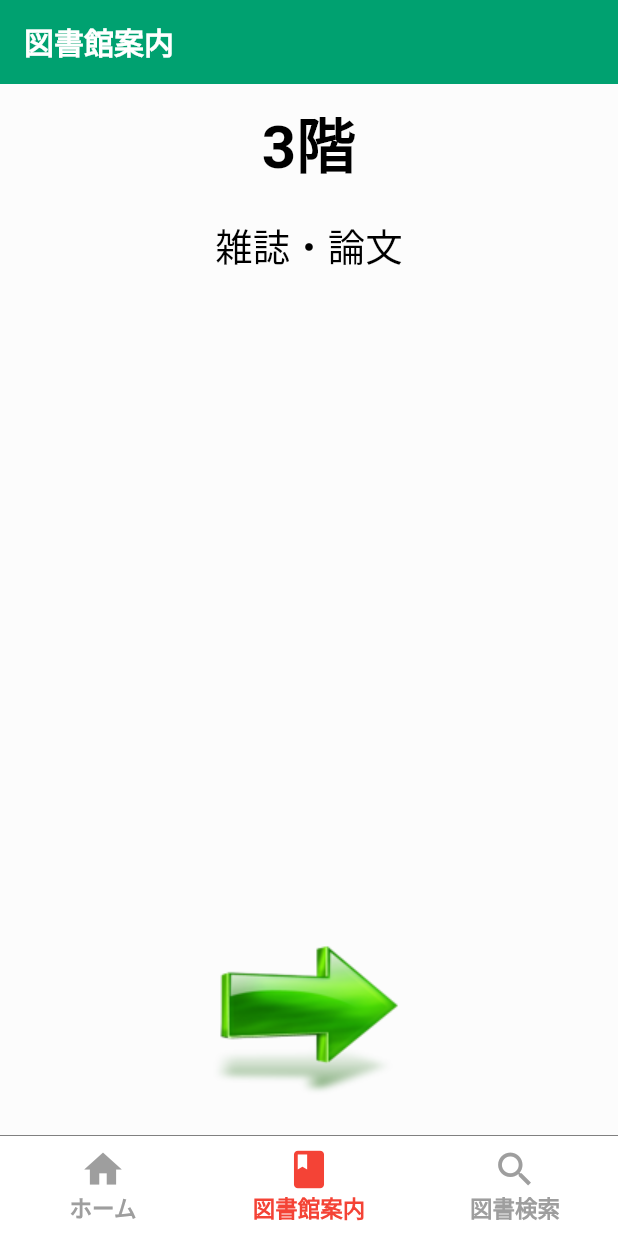
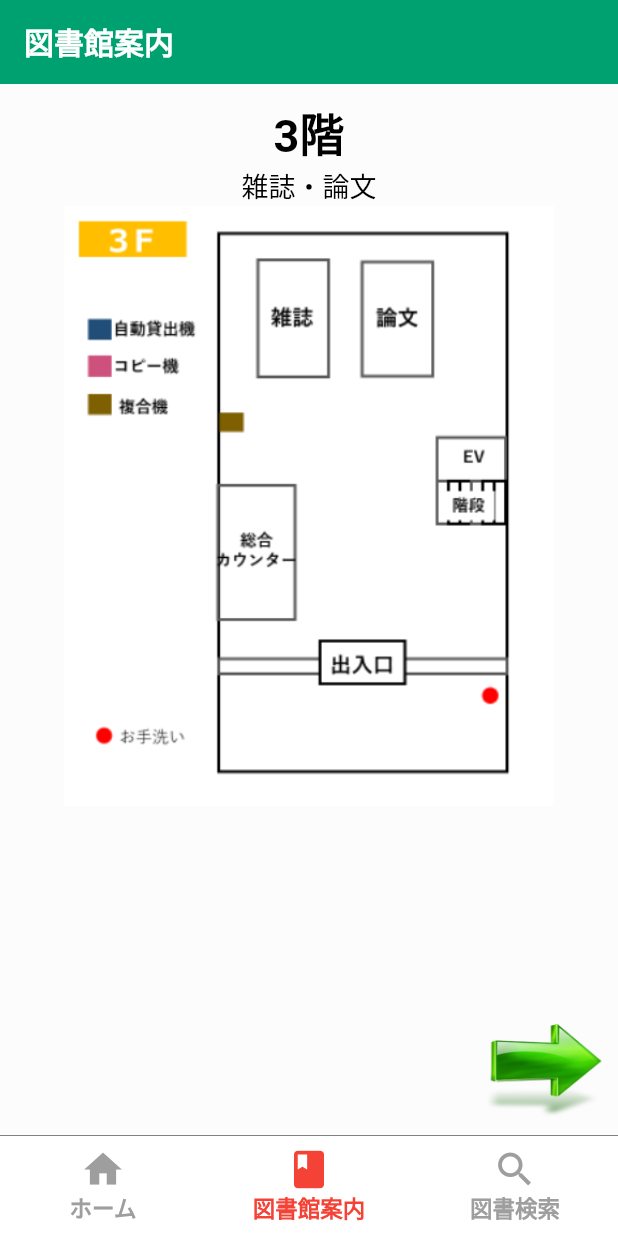
Before and after one commit to iseruuuuu/rissho_library_app, a Flutter app: the screen it shows after launch, item 2 of the bottom bar chosen, on a phone screen of 412 x 824 dp. Run offline on Flutter 3.47's test engine with Material 2 defaults, Android fonts, the light colour scheme and no system bars; our stand-ins replace hooks_riverpod; missing offline and left inert: flutter_inappwebview.

Commit message:
add: 図書館案内のUIを調整しました。

```diff
--- /dev/null
+++ b/lib/ui/book/book_provider.dart
@@ -0,0 +1,8 @@
+import 'package:flutter/cupertino.dart';
+import 'package:hooks_riverpod/hooks_riverpod.dart';
+
+final scrollControllerProvider = Provider<ScrollController>(
+  (ref) {
+    return ScrollController();
+  },
+);
--- a/lib/ui/book/book_screen.dart
+++ b/lib/ui/book/book_screen.dart
@@ -1,11 +1,14 @@
 import 'package:flutter/material.dart';
+import 'package:hooks_riverpod/hooks_riverpod.dart';
+import 'package:rissho_library_app/ui/book/book_provider.dart';
 import 'package:rissho_library_app/ui/book/component/book_item.dart';
 
-class BookScreen extends StatelessWidget {
+class BookScreen extends ConsumerWidget {
   const BookScreen({Key? key}) : super(key: key);
 
   @override
-  Widget build(BuildContext context) {
+  Widget build(BuildContext context, WidgetRef ref) {
+    final scrollController = ref.watch(scrollControllerProvider);
     return Scaffold(
       backgroundColor: const Color(0xFFFCFCFC),
       appBar: AppBar(
@@ -20,25 +23,42 @@ class BookScreen extends StatelessWidget {
           ),
         ),
       ),
-      body: const SingleChildScrollView(
+      body: SingleChildScrollView(
+        controller: scrollController,
         scrollDirection: Axis.horizontal,
         child: Row(
           children: [
             BookItem(
               title: '3階',
               subTitle: '雑誌・論文',
+              image: 'assets/places/3.png',
+              isBack: false,
+              isForward: true,
+              controller: scrollController,
             ),
             BookItem(
               title: '2階',
               subTitle: '多読図書・就職資格・学習支援コーナー・年鑑白書・参考図書・ビジネス',
+              image: 'assets/places/2.png',
+              isBack: true,
+              isForward: true,
+              controller: scrollController,
             ),
             BookItem(
               title: '1階',
               subTitle: '哲学・文庫・新書・新聞コーナー・AV資料・新着本コーナー',
+              image: 'assets/places/1.png',
+              isBack: true,
+              isForward: true,
+              controller: scrollController,
             ),
             BookItem(
               title: 'B1階',
               subTitle: '大型本・文学・言語・芸能・産業・技術・自然科学・自然科学・歴史',
+              image: 'assets/places/b1.png',
+              isBack: true,
+              isForward: false,
+              controller: scrollController,
             ),
           ],
         ),
--- a/lib/ui/book/component/book_item.dart
+++ b/lib/ui/book/component/book_item.dart
@@ -5,13 +5,22 @@ class BookItem extends StatelessWidget {
     Key? key,
     required this.title,
     required this.subTitle,
+    required this.image,
+    required this.isForward,
+    required this.isBack,
+    required this.controller,
   }) : super(key: key);
 
   final String title;
   final String subTitle;
+  final String image;
+  final bool isForward;
+  final bool isBack;
+  final ScrollController controller;
 
   @override
   Widget build(BuildContext context) {
+    final deviceSize = MediaQuery.of(context).size.width;
     return SizedBox(
       width: MediaQuery.of(context).size.width,
       height: MediaQuery.of(context).size.height,
@@ -23,30 +32,67 @@ class BookItem extends StatelessWidget {
               title,
               style: const TextStyle(
                 fontWeight: FontWeight.bold,
-                fontSize: 40,
+                fontSize: 30,
                 color: Colors.black,
               ),
             ),
           ),
           Padding(
-            padding: const EdgeInsets.all(20),
+            padding: const EdgeInsets.symmetric(horizontal: 20),
             child: Text(
               subTitle,
               style: const TextStyle(
-                fontSize: 25,
+                fontSize: 18,
                 color: Colors.black,
               ),
             ),
           ),
-
-          //TODO 請求番号の説明を載っける
-
-          //TODO 階層の写真を載っける。
-
+          Image.asset(
+            image,
+            height: 400,
+          ),
           const Spacer(),
           Padding(
-            padding: const EdgeInsets.symmetric(vertical: 20),
-            child: Image.asset('assets/images/arrow.png'),
+            padding: const EdgeInsets.all(8),
+            child: Row(
+              children: [
+                GestureDetector(
+                  onTap: isBack
+                      ? () {
+                          controller.animateTo(
+                            controller.offset - deviceSize,
+                            duration: const Duration(seconds: 1),
+                            curve: Curves.easeInOut,
+                          );
+                        }
+                      : null,
+                  child: isBack
+                      ? Image.asset(
+                          'assets/images/back_arrow.png',
+                          height: 80,
+                        )
+                      : const SizedBox.shrink(),
+                ),
+                const Spacer(),
+                GestureDetector(
+                  onTap: isForward
+                      ? () {
+                          controller.animateTo(
+                            controller.offset + deviceSize,
+                            duration: const Duration(seconds: 1),
+                            curve: Curves.easeInOut,
+                          );
+                        }
+                      : null,
+                  child: isForward
+                      ? Image.asset(
+                          'assets/images/forward_arrow.png',
+                          height: 80,
+                        )
+                      : const SizedBox.shrink(),
+                ),
+              ],
+            ),
           ),
         ],
       ),
```
Also changed, not shown: assets/images/back_arrow.png (added), assets/images/forward_arrow.png (renamed from assets/images/arrow.png), assets/places/1.png (added), assets/places/2.png (added), assets/places/3.png (added), assets/places/b1.png (added).
